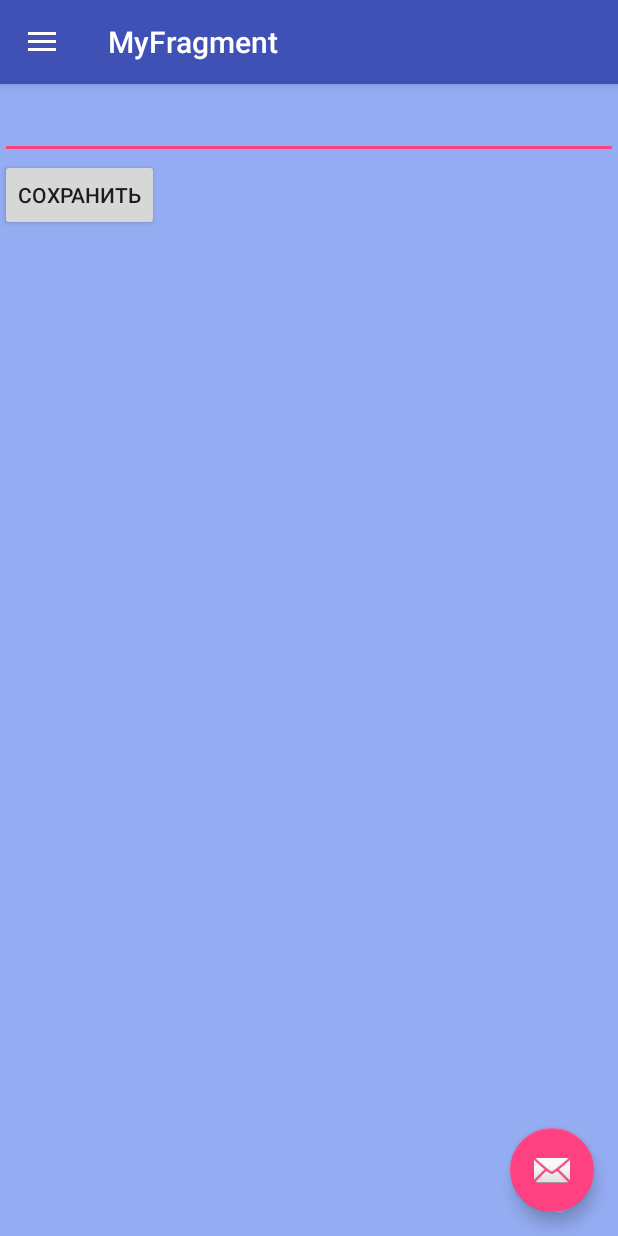
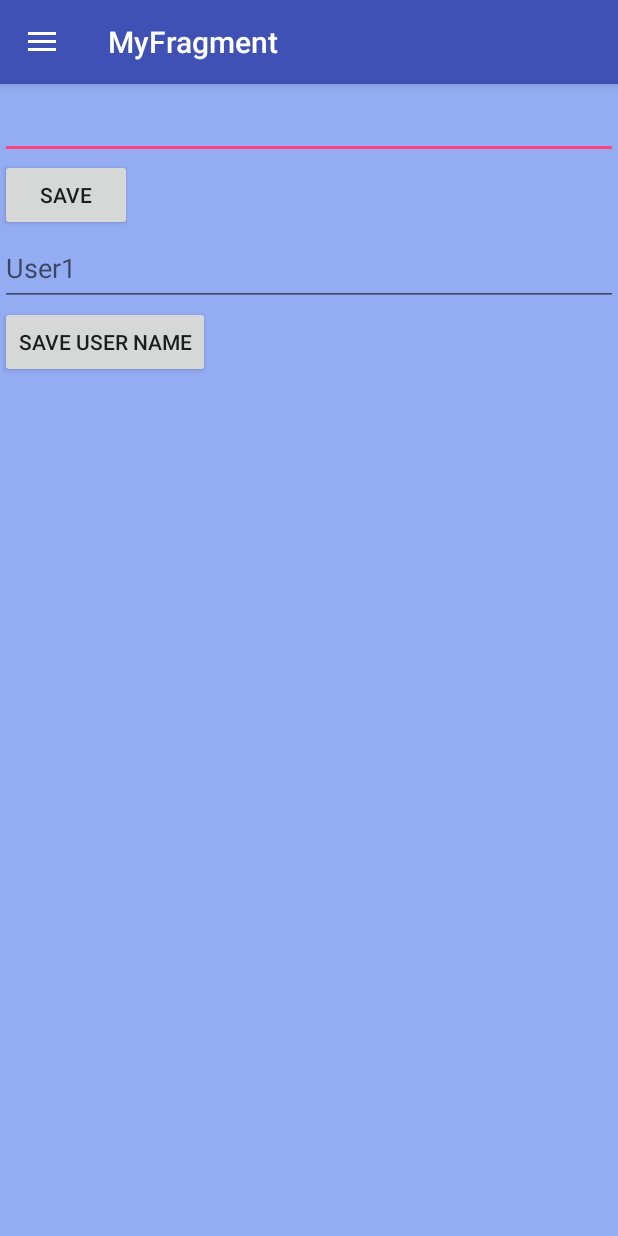
Before and after one commit to PalamarenkoA/MyFragment, an Android app: the screen it shows after launch (MainActivity), on a phone screen of 412 x 824 dp. Run offline under Robolectric (Android 15) with nearby library versions, the phone set to English and light mode, and no system bars; libraries missing offline, so code that uses them is left out: com.desarrollodroide.libraryfragmenttransactionextended, com.firebase.client; plain views replace SlidingRelativeLayout; 3 statements that could not run were skipped.

Commit message:
0.5 Прикрутил Фаербейс

```diff
--- a/app/src/main/AndroidManifest.xml
+++ b/app/src/main/AndroidManifest.xml
@@ -2,7 +2,7 @@
 <manifest xmlns:android="http://schemas.android.com/apk/res/android"
     package="com.example.andrey.myfragment">
     <uses-permission android:name="android.permission.INTERNET" />
-
+    <uses-permission android:name="android.permission.ACCESS_NETWORK_STATE" />
     <application
         android:allowBackup="true"
         android:icon="@mipmap/ic_launcher"
--- a/app/src/main/java/com/example/andrey/myfragment/DBHelper.java
+++ b/app/src/main/java/com/example/andrey/myfragment/DBHelper.java
@@ -14,9 +14,10 @@ public class DBHelper extends SQLiteOpenHelper {
 
     @Override
     public void onCreate(SQLiteDatabase db) {
-        db.execSQL("create table mytable ("
+        db.execSQL("create table myMes ("
                 + "id integer primary key autoincrement,"
-                + "time long,"
+                + "time text,"
+                + "user text,"
                 + "text text" + ");");
     }
 
--- a/app/src/main/java/com/example/andrey/myfragment/Fragment/FragmentInput.java
+++ b/app/src/main/java/com/example/andrey/myfragment/Fragment/FragmentInput.java
@@ -1,5 +1,6 @@
 package com.example.andrey.myfragment.Fragment;
 
+import android.content.SharedPreferences;
 import android.os.Bundle;
 import android.view.LayoutInflater;
 import android.view.View;
@@ -14,6 +15,10 @@ import java.util.Date;
 
 
 public class FragmentInput extends android.app.Fragment {
+    SharedPreferences userName;
+    EditText editUserName;
+    EditText editText;
+
     public interface onSaveText {
         void saveText (String text, long time);
     }
@@ -26,12 +31,17 @@ public class FragmentInput extends android.app.Fragment {
         }
     }
 
+    @Override
+    public void onResume() {
+       setUserHint();
+        super.onResume();
+    }
 
     @Override
     public View onCreateView(LayoutInflater inflater, ViewGroup container,
                              Bundle savedInstanceState) {
         View v = inflater.inflate(R.layout.fragment_fragment_input, container, false);
-        final EditText editText = (EditText) v.findViewById(R.id.editText);
+        editText = (EditText) v.findViewById(R.id.editText);
         Button saveButton = (Button) v.findViewById(R.id.saveButton);
         saveButton.setOnClickListener(new View.OnClickListener() {
             @Override
@@ -47,8 +57,35 @@ public class FragmentInput extends android.app.Fragment {
         });
 
 
+        editUserName = (EditText) v.findViewById(R.id.userName);
+        Button saveUserName = (Button) v.findViewById(R.id.saveUserName);
+        setUserHint();
+
+        saveUserName.setOnClickListener(new View.OnClickListener() {
+            @Override
+            public void onClick(View v) {
+
+                SharedPreferences.Editor ed = userName.edit();
+                ed.putString(MainActivity.SAVED_USER_NAME, editUserName.getText().toString());
+                ed.commit();
+                setUserHint();
+                editUserName.setText("");
+                Toast.makeText(MainActivity.context, "Save User Name", Toast.LENGTH_LONG);
+
+            }
+        });
+
+
+
+
         return v;
     }
 
 
+    private void setUserHint(){
+        userName = getActivity().getPreferences(MainActivity.context.MODE_PRIVATE);
+        editUserName.setHint(userName.getString(MainActivity.SAVED_USER_NAME, "User1"));
+    }
+
+
 }
--- a/app/src/main/java/com/example/andrey/myfragment/MainActivity.java
+++ b/app/src/main/java/com/example/andrey/myfragment/MainActivity.java
@@ -8,6 +8,8 @@ import android.content.Context;
 import android.content.SharedPreferences;
 import android.database.Cursor;
 import android.database.sqlite.SQLiteDatabase;
+import android.net.ConnectivityManager;
+import android.net.NetworkInfo;
 import android.os.Bundle;
 import android.support.design.widget.FloatingActionButton;
 import android.support.design.widget.Snackbar;
@@ -26,7 +28,11 @@ import android.widget.Toast;
 import com.desarrollodroide.libraryfragmenttransactionextended.FragmentTransactionExtended;
 import com.example.andrey.myfragment.Fragment.FragmentInput;
 import com.example.andrey.myfragment.Fragment.FragmentList;
+import com.firebase.client.ChildEventListener;
+import com.firebase.client.DataSnapshot;
 import com.firebase.client.Firebase;
+import com.firebase.client.FirebaseError;
+import com.firebase.client.ValueEventListener;
 
 import java.util.Date;
 import java.util.GregorianCalendar;
@@ -36,37 +42,39 @@ public class MainActivity extends AppCompatActivity
     private FragmentTransaction fTrans;
     private  Fragment fragmentInput;
     private Fragment fragmentList;
+    public static String SAVED_USER_NAME = "SaveUserName";
     public static Context context;
-    DBHelper dbHelper;
+    public static Boolean NETWORK;
+    private DBHelper dbHelper;
+    private SharedPreferences userName;
+    private Firebase myFirebaseRef;
+    private ChildEventListener mListener;
+    SQLiteDatabase db;
     @Override
     protected void onCreate(Bundle savedInstanceState) {
         super.onCreate(savedInstanceState);
         setContentView(R.layout.activity_main);
-        onCreateFloatingVButtonNavigationDrawerToolbar();
+        onCreateNavigationDrawerToolbar();
         context = this;
+        NETWORK = isNetworkAvailable();
         Firebase.setAndroidContext(this);
+        myFirebaseRef = new Firebase("https://myfragment.firebaseio.com/").child("chat");
         fragmentInput = new FragmentInput();
         fragmentList = new FragmentList();
+        userName = getPreferences(MODE_PRIVATE);
         dbHelper = new DBHelper(this);
         //Add first fragment
         fTrans = getFragmentManager().beginTransaction();
         fTrans.replace(R.id.folder, fragmentInput);
         fTrans.commit();
+        if(NETWORK){
+        DBadd(mListener);}
 
-
-        FloatingActionButton fab = (FloatingActionButton) findViewById(R.id.fab);
-        fab.setOnClickListener(new View.OnClickListener() {
-            @Override
-            public void onClick(View view) {
-                Snackbar.make(view, "Replace with your own action", Snackbar.LENGTH_LONG)
-                        .setAction("Action", null).show();
-            }
-        });
 
 
     }
 
-    private void onCreateFloatingVButtonNavigationDrawerToolbar() {
+    private void onCreateNavigationDrawerToolbar() {
         Toolbar toolbar = (Toolbar) findViewById(R.id.toolbar);
         setSupportActionBar(toolbar);
         DrawerLayout drawer = (DrawerLayout) findViewById(R.id.drawer_layout);
@@ -90,20 +98,7 @@ public class MainActivity extends AppCompatActivity
     }
 
 
-    @Override
-    public boolean onOptionsItemSelected(MenuItem item) {
-        // Handle action bar item clicks here. The action bar will
-        // automatically handle clicks on the Home/Up button, so long
-        // as you specify a parent activity in AndroidManifest.xml.
-        int id = item.getItemId();
 
-        //noinspection SimplifiableIfStatement
-        if (id == R.id.action_settings) {
-            return true;
-        }
-
-        return super.onOptionsItemSelected(item);
-    }
 
     @SuppressWarnings("StatementWithEmptyBody")
     @Override
@@ -115,10 +110,6 @@ public class MainActivity extends AppCompatActivity
                 FragmentTransactionExtended fragmentTransactionExtended = new FragmentTransactionExtended(this, fragmentTransaction, fragmentList,fragmentInput , R.id.folder);
                 fragmentTransactionExtended.addTransition(3);
                 fragmentTransactionExtended.commit();
-
-
-
-
                 break;
             case R.id.itemInputFragment:
                 FragmentManager fm2 = getFragmentManager();
@@ -135,17 +126,68 @@ public class MainActivity extends AppCompatActivity
         return true;
     }
 
+    //Это реализация интерфейса с фрагмента
     @Override
     public void saveText(String text, long time) {
-        ContentValues cv = new ContentValues();
-        cv.put("time", time);
-        cv.put("text", text);
-        SQLiteDatabase db = dbHelper.getWritableDatabase();
-        db.insert("mytable", null, cv);
+
+        ItemObject itemObject = new ItemObject(text,String.valueOf(new Date(time)),
+                userName.getString(MainActivity.SAVED_USER_NAME, "User1"));
+        myFirebaseRef.push().setValue(itemObject);
+
+
         Toast.makeText(MainActivity.context, "Сохранено", Toast.LENGTH_LONG).show();
 
 
 
 
     }
+    private void DBadd(ChildEventListener mListener){
+        db = dbHelper.getWritableDatabase();
+        try {
+
+             db.delete("myMes", null, null);
+        }catch (Exception e){
+
+        }
+        mListener = myFirebaseRef.addChildEventListener(new ChildEventListener() {
+            @Override
+            public void onChildAdded(DataSnapshot dataSnapshot, String s) {
+                ItemObject item = dataSnapshot.getValue(ItemObject.class);
+                ContentValues cv = new ContentValues();
+                cv.put("time", item.getDate());
+                cv.put("user", item.getUserName());
+                cv.put("text", item.getText());
+                db.insert("myMes", null, cv);
+                Log.d("logos", "" + item.getText());
+
+            }
+
+            @Override
+            public void onChildChanged(DataSnapshot dataSnapshot, String s) {
+
+            }
+
+            @Override
+            public void onChildRemoved(DataSnapshot dataSnapshot) {
+
+            }
+
+            @Override
+            public void onChildMoved(DataSnapshot dataSnapshot, String s) {
+
+            }
+
+            @Override
+            public void onCancelled(FirebaseError firebaseError) {
+
+            }
+        });
+    }
+
+    public boolean isNetworkAvailable() {
+        ConnectivityManager connectivityManager
+                = (ConnectivityManager) getSystemService(Context.CONNECTIVITY_SERVICE);
+        NetworkInfo activeNetworkInfo = connectivityManager.getActiveNetworkInfo();
+        return activeNetworkInfo != null && activeNetworkInfo.isConnected();
+    }
 }
--- a/app/src/main/res/layout/app_bar_main.xml
+++ b/app/src/main/res/layout/app_bar_main.xml
@@ -23,12 +23,6 @@
 
     <include layout="@layout/content_main" />
 
-    <android.support.design.widget.FloatingActionButton
-        android:id="@+id/fab"
-        android:layout_width="wrap_content"
-        android:layout_height="wrap_content"
-        android:layout_gravity="bottom|end"
-        android:layout_margin="@dimen/fab_margin"
-        android:src="@android:drawable/ic_dialog_email" />
+
 
 </android.support.design.widget.CoordinatorLayout>
--- a/app/src/main/res/layout/fragment_fragment_input.xml
+++ b/app/src/main/res/layout/fragment_fragment_input.xml
@@ -10,12 +10,27 @@
     <EditText
         android:layout_width="match_parent"
         android:layout_height="50dp"
-        android:id="@+id/editText" />
+        android:id="@+id/editText"
+        android:ems="30"/>
 
     <Button
         android:layout_width="wrap_content"
         android:layout_height="wrap_content"
-        android:text="Сохранить"
+        android:text="Save"
         android:id="@+id/saveButton" />
 
+    <EditText
+        android:layout_width="match_parent"
+        android:layout_height="50dp"
+        android:id="@+id/userName"
+        android:inputType="textPersonName"
+        android:ems="10" />
+
+    <Button
+        android:layout_width="wrap_content"
+        android:layout_height="wrap_content"
+        android:text="SAVE USER NAME"
+        android:id="@+id/saveUserName" />
+
+
 </LinearLayout>
```
Also changed, not shown: app/build.gradle (+7 -0 lines), app/src/main/java/com/example/andrey/myfragment/Adapter/FirebaseListAdapter.java (added, +187 -0 lines), app/src/main/java/com/example/andrey/myfragment/Adapter/ListAdapterFromDatabase.java (renamed from app/src/main/java/com/example/andrey/myfragment/Adapter/ListAdapter.java, +6 -6 lines), app/src/main/java/com/example/andrey/myfragment/Adapter/ListAdapterFromFirebase.java (added, +41 -0 lines), app/src/main/java/com/example/andrey/myfragment/Fragment/FragmentList.java (+25 -8 lines), app/src/main/java/com/example/andrey/myfragment/ItemObject.java (+16 -11 lines), app/src/main/res/layout/item.xml (+15 -0 lines).
